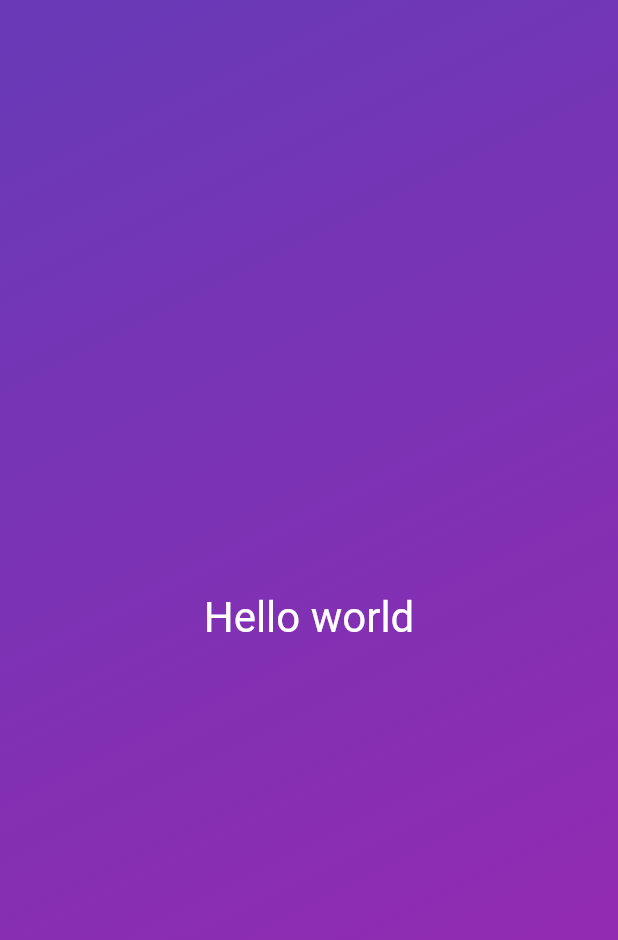
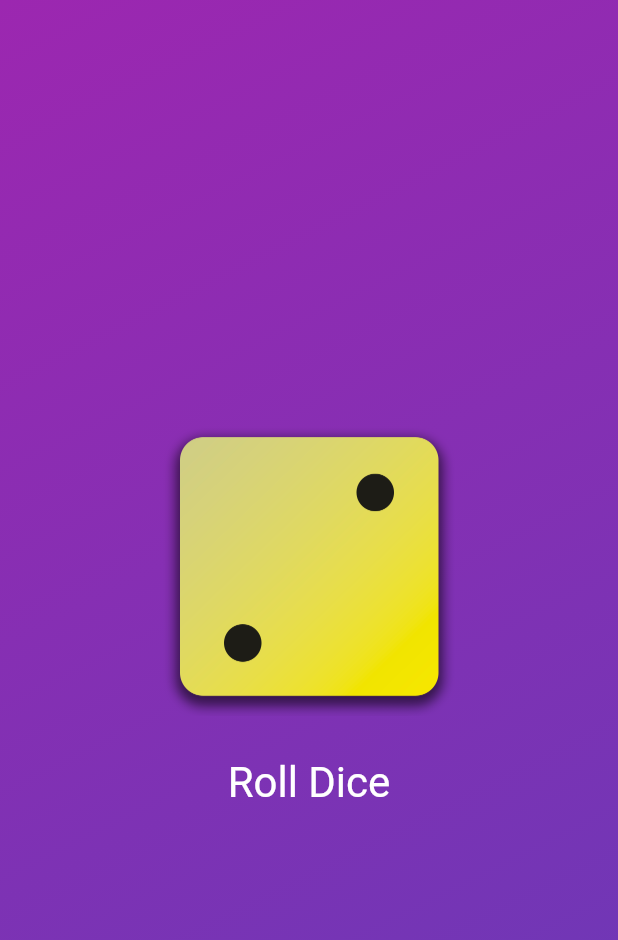
Before and after one commit to angabar/formacio, a Flutter app: the screen it shows after launch, on a phone screen of 412 x 824 dp. Shown: the top 940 px of the screen. Run offline on Flutter 3.47's test engine with Material 2 defaults, Android fonts, the phone set to English and light mode, and no system bars.

Commit message:
More code

```diff
--- /dev/null
+++ b/flutter/dice_roll/lib/dice_roller.dart
@@ -0,0 +1,52 @@
+import 'dart:math';
+
+import 'package:flutter/material.dart';
+
+final randomizer = Random();
+
+class DiceRoller extends StatefulWidget {
+  const DiceRoller({super.key});
+
+  @override
+  State<DiceRoller> createState() {
+    return _DiceRollerState();
+  }
+}
+
+class _DiceRollerState extends State<DiceRoller> {
+  int currentDiceRoll = 2;
+
+  void rollDice() {
+    setState(() {
+      currentDiceRoll = randomizer.nextInt(6) + 1;
+    });
+  }
+
+  @override
+  Widget build(BuildContext context) {
+    return Column(
+      mainAxisSize: MainAxisSize.min,
+      children: [
+        Image.asset(
+          'assets/images/dice-$currentDiceRoll.png',
+          width: 200,
+        ),
+        Container(
+          margin: const EdgeInsets.only(
+            top: 20,
+          ),
+          child: TextButton(
+            onPressed: rollDice,
+            style: TextButton.styleFrom(
+              foregroundColor: Colors.white,
+              textStyle: const TextStyle(
+                fontSize: 28,
+              ),
+            ),
+            child: const Text('Roll Dice'),
+          ),
+        ),
+      ],
+    );
+  }
+}
--- a/flutter/dice_roll/lib/gradient_container.dart
+++ b/flutter/dice_roll/lib/gradient_container.dart
@@ -1,25 +1,37 @@
-import 'package:dice_roll/main_title.dart';
 import 'package:flutter/material.dart';
 
+import 'package:dice_roll/dice_roller.dart';
+
 class GradientContainer extends StatelessWidget {
-  const GradientContainer({super.key});
+  const GradientContainer({
+    super.key,
+    required this.firstColor,
+    required this.secondColor,
+  });
+
+  const GradientContainer.purple({super.key})
+      : firstColor = Colors.purple,
+        secondColor = Colors.deepPurple;
+
+  final Color firstColor;
+  final Color secondColor;
 
   @override
   Widget build(BuildContext context) {
     return Container(
-      decoration: const BoxDecoration(
+      decoration: BoxDecoration(
         gradient: LinearGradient(
           begin: Alignment.topLeft,
           end: Alignment.bottomRight,
           colors: [
-            Colors.deepPurple,
-            Colors.purple,
+            firstColor,
+            secondColor,
           ],
         ),
       ),
       child: const Center(
-        child: MainTitle(
-          text: "Hello world",
+        child: Center(
+          child: DiceRoller(),
         ),
       ),
     );
--- a/flutter/dice_roll/lib/main.dart
+++ b/flutter/dice_roll/lib/main.dart
@@ -6,7 +6,7 @@
   runApp(
     const MaterialApp(
       home: Scaffold(
-        body: GradientContainer(),
+        body: GradientContainer.purple(),
       ),
     ),
   );
```
Also changed, not shown: flutter/dice_roll/pubspec.yaml (+7 -3 lines), flutter/dice_roll/assets/images/dice-1.png (added), flutter/dice_roll/assets/images/dice-2.png (added), flutter/dice_roll/assets/images/dice-3.png (added), flutter/dice_roll/assets/images/dice-4.png (added), flutter/dice_roll/assets/images/dice-5.png (added), flutter/dice_roll/assets/images/dice-6.png (added).
